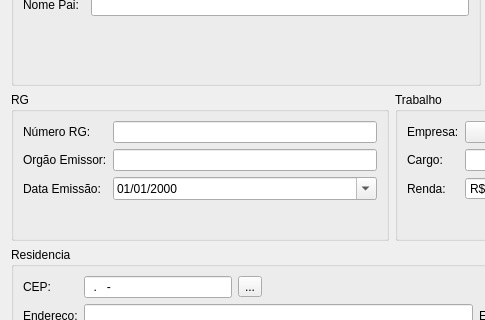
Qt form clienteaddview.ui (alexandrepossebom/qsc) before a commit; both pictures show x 0 to 485 and y 233 to 553 of the 788 by 822 pixel window.
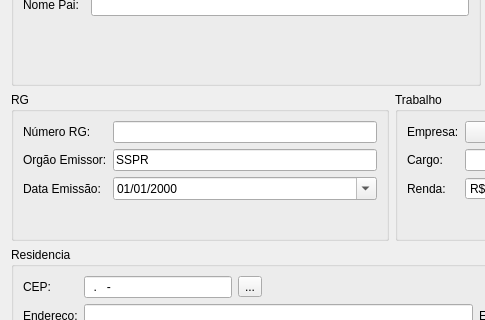
The same form after that commit.

Commit message: Change for Default SSPR

What changed in the file:
```diff
--- a/clienteaddview.ui
+++ b/clienteaddview.ui
@@ -341,7 +341,11 @@
          </widget>
         </item>
         <item row="1" column="1">
-         <widget class="QLineEdit" name="rgEmissorLineEdit"/>
+         <widget class="QLineEdit" name="rgEmissorLineEdit">
+          <property name="text">
+           <string>SSPR</string>
+          </property>
+         </widget>
         </item>
         <item row="2" column="0">
          <widget class="QLabel" name="label_5">
```
